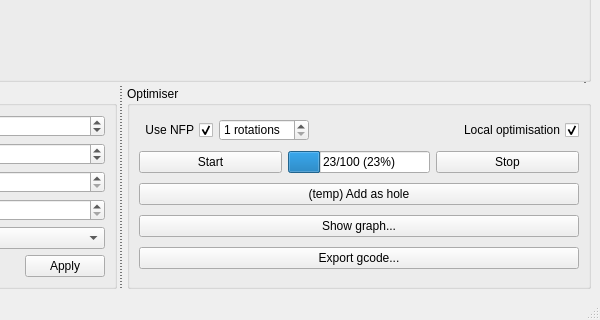
First picture: the form in wasteoptimiser/resources/WasteOptimiserGUI.ui, repository Papooch/WasteOptimiser, before the edit; both pictures show x 538 to 1138 and y 356 to 676 of the 1138 by 676 pixel window.
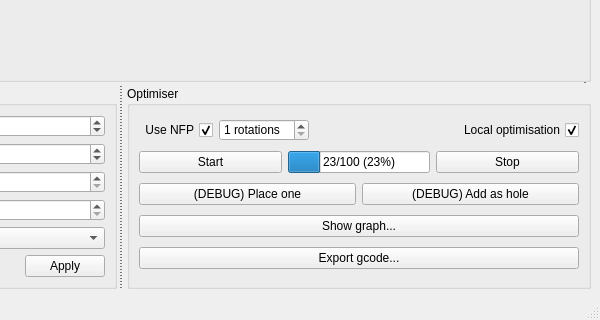
Second picture: the form after the edit.

Diff of the .ui file:
```diff
--- a/wasteoptimiser/resources/WasteOptimiserGUI.ui
+++ b/wasteoptimiser/resources/WasteOptimiserGUI.ui
@@ -604,11 +604,22 @@
            </layout>
           </item>
           <item>
-           <widget class="QPushButton" name="pb_optimiser_add_as_hole">
+           <layout class="QHBoxLayout" name="horizontalLayout_6">
+            <item>
+             <widget class="QPushButton" name="pb_optimiser_debug_place_one">
             <property name="text">
-             <string>(temp) Add as hole</string>
-            </property>
-           </widget>
+               <string>(DEBUG) Place one</string>
+              </property>
+             </widget>
+            </item>
+            <item>
+             <widget class="QPushButton" name="pb_optimiser_debug_add_as_hole">
+              <property name="text">
+               <string>(DEBUG) Add as hole</string>
+              </property>
+             </widget>
+            </item>
+           </layout>
           </item>
           <item>
            <widget class="QPushButton" name="pb_optimiser_history">
```
Lines whose indentation alone changed are shown as unchanged.
